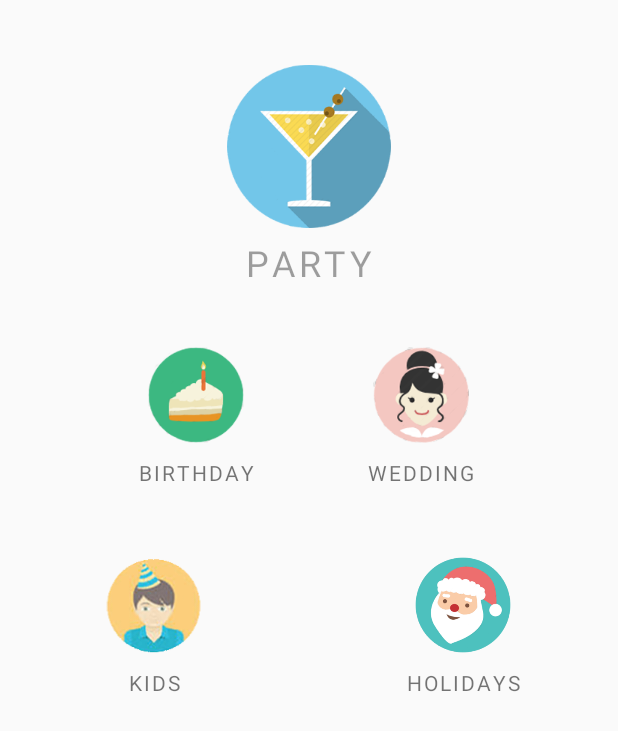
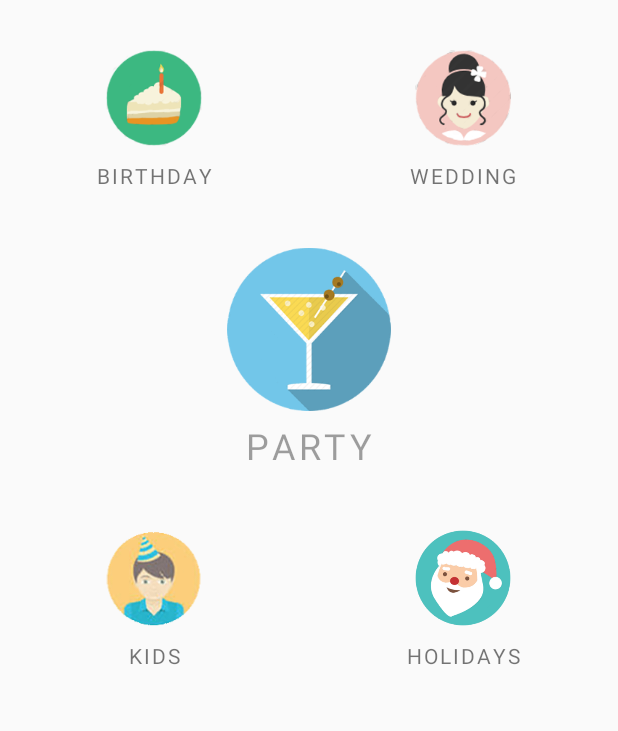
Before and after one commit to AlexSheiko/PartyInvitations, an Android app: the layout activity_main.xml on its own in the app's theme, with its tools: preview values and no code run, on a phone screen of 412 x 824 dp. Shown: the top 731 px of the screen. Run offline under Robolectric (Android 15) with nearby library versions, the light colour scheme and no system bars.

Commit message:
Restore previous structure of categories

```diff
--- a/app/src/main/res/layout/activity_main.xml
+++ b/app/src/main/res/layout/activity_main.xml
@@ -10,14 +10,47 @@
     <LinearLayout
         android:layout_width="match_parent"
         android:layout_height="wrap_content"
-        android:clipToPadding="false"
         android:orientation="vertical"
-        android:paddingTop="48dp"
         tools:context=".MainActivity">
 
         <LinearLayout
+            style="@style/GridRow">
+
+            <LinearLayout
+                style="@style/GridCell">
+
+                <ImageView
+                    android:layout_width="64dp"
+                    android:layout_height="64dp"
+                    android:src="@drawable/ic_category_birthday"/>
+
+                <TextView
+                    style="@style/GridLabel"
+                    android:text="B i r t h d a y"/>
+
+            </LinearLayout>
+
+            <LinearLayout
+                style="@style/GridCell">
+
+                <ImageView
+                    android:layout_width="64dp"
+                    android:layout_height="64dp"
+                    android:src="@drawable/ic_category_wedding_anniversary"/>
+
+                <TextView
+                    style="@style/GridLabel"
+                    android:text="W e d d i n g"/>
+
+            </LinearLayout>
+
+        </LinearLayout>
+
+        <LinearLayout
             style="@style/GridRow"
+            android:layout_height="120dp"
             android:layout_marginBottom="20dp"
+            android:layout_marginTop="20dp"
             android:scaleX="1.7"
             android:scaleY="1.7">
 
@@ -36,41 +69,6 @@
                     android:layout_marginTop="4dp"
                     android:alpha="0.7"
                     android:text="P a r t y"/>
-
-            </LinearLayout>
-
-        </LinearLayout>
-
-        <LinearLayout
-            style="@style/GridRow">
-
-            <LinearLayout
-                style="@style/GridCell"
-                android:paddingLeft="56dp">
-
-                <ImageView
-                    android:layout_width="64dp"
-                    android:layout_height="64dp"
-                    android:src="@drawable/ic_category_birthday"/>
-
-                <TextView
-                    style="@style/GridLabel"
-                    android:text="B i r t h d a y"/>
-
-            </LinearLayout>
-
-            <LinearLayout
-                style="@style/GridCell"
-                android:paddingRight="56dp">
-
-                <ImageView
-                    android:layout_width="64dp"
-                    android:layout_height="64dp"
-                    android:src="@drawable/ic_category_wedding_anniversary"/>
-
-                <TextView
-                    style="@style/GridLabel"
-                    android:text="W e d d i n g"/>
 
             </LinearLayout>
 
--- a/app/src/main/res/values/styles.xml
+++ b/app/src/main/res/values/styles.xml
@@ -39,7 +39,7 @@
 
     <style name="GridRow">
         <item name="android:layout_width">match_parent</item>
-        <item name="android:layout_height">140dp</item>
+        <item name="android:layout_height">160dp</item>
         <item name="android:orientation">horizontal</item>
         <item name="android:gravity">center_vertical</item>
     </style>
```
